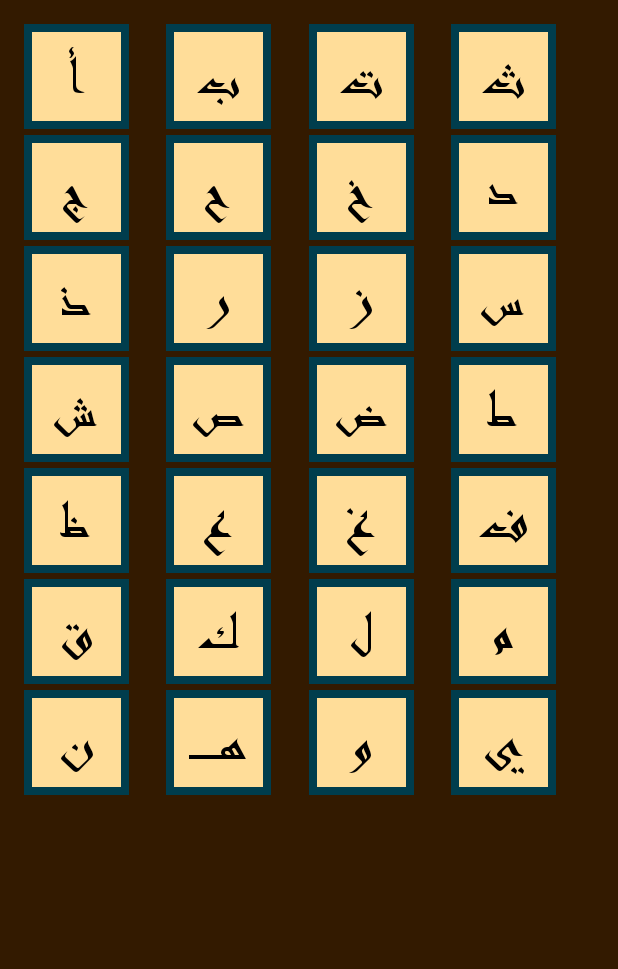
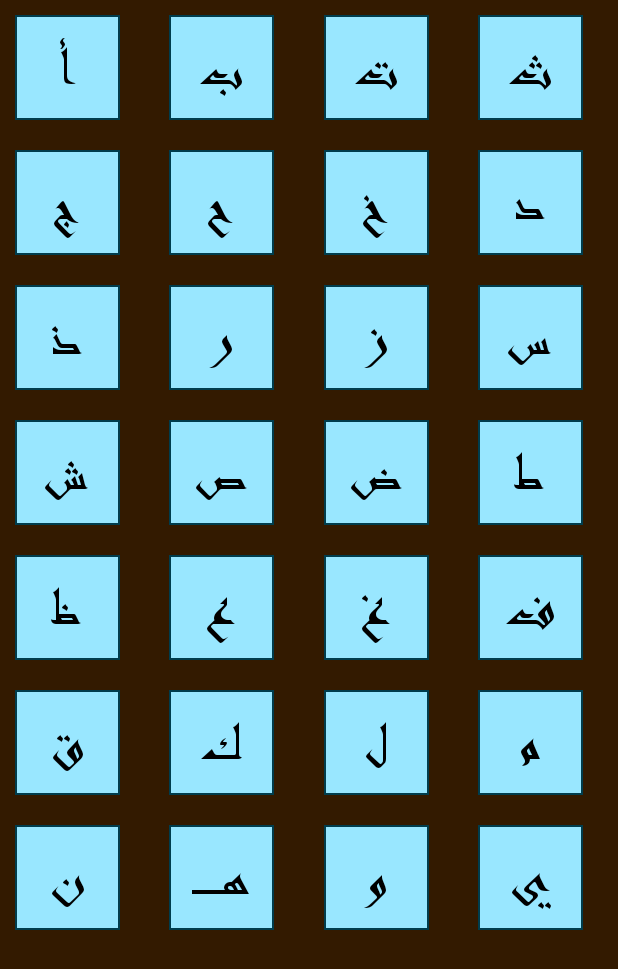
Before and after one commit to FacultyProject/YouLearn, an Android app: the screen it shows after launch (LettersActivity), after a tap on an icon or button, on a phone screen of 412 x 824 dp. Shown: the top 969 px of the screen. Run offline under Robolectric (Android 15) with nearby library versions, the phone set to English and light mode, and no system bars.

Commit message:
change App Color

```diff
--- a/app/src/main/java/com/ourproject/learningapp/adapters/CustomPagerAdapter.java
+++ b/app/src/main/java/com/ourproject/learningapp/adapters/CustomPagerAdapter.java
@@ -23,7 +23,7 @@ public class CustomPagerAdapter extends FragmentPagerAdapter {
 
     private Context context;
 
-    private int [] icons ={R.drawable.book,R.drawable.a,R.drawable.a};
+    private int [] icons ={R.drawable.book,R.drawable.exersiceicon,R.drawable.a};
     private String [] fragments={"fragment 1","fragment 2","fragment 3"};
 
     public CustomPagerAdapter(FragmentManager fm, Context ApplicationContext) {
--- a/app/src/main/java/com/ourproject/learningapp/fragments/ListFragment.java
+++ b/app/src/main/java/com/ourproject/learningapp/fragments/ListFragment.java
@@ -20,8 +20,8 @@ import java.util.List;
  * Created by Mohamed Ali on 3/2/2017.
  */
 public class ListFragment extends Fragment {
-    List<LettersModel>list=new ArrayList<>();
-    String letters[],lettersNamed1[],lettersNamed2[],lettersNamed3[],
+    private List<LettersModel>list=new ArrayList<>();
+    private String letters[],lettersNamed1[],lettersNamed2[],lettersNamed3[],
             lettersImages1[],lettersSounds[],lettersImages2[],lettersImages3[],
             picSounds1[],picSounds3[],picSounds2[];
     @Nullable
--- a/app/src/main/java/com/ourproject/learningapp/fragments/MadLetterFragment.java
+++ b/app/src/main/java/com/ourproject/learningapp/fragments/MadLetterFragment.java
@@ -19,7 +19,7 @@ public class MadLetterFragment extends Fragment {
 
 
     private TextView letterMad,mWord1,mWord2,mWord3,mWord4,mWord5,mWord6;
-    MadModel madModel;
+    private MadModel madModel;
     public MadLetterFragment() {
         // Required empty public constructor
     }
--- a/app/src/main/res/drawable/circle.xml
+++ b/app/src/main/res/drawable/circle.xml
@@ -7,9 +7,10 @@ android:shape="rectangle">
     android:height="60dp"
     android:width="60dp" />
     <solid
-        android:color="#ffdd99"/>
+        android:color="#99e7ff"/>
     <stroke
-        android:width="5dp"
+        android:width="1dp"
         android:color="#003d4d" />
 
+
 </shape>
--- a/app/src/main/res/layout/activity_letter_info.xml
+++ b/app/src/main/res/layout/activity_letter_info.xml
@@ -4,10 +4,7 @@
     android:layout_width="match_parent"
     android:layout_height="match_parent"
     android:background="#331a00"
-    android:paddingBottom="@dimen/activity_vertical_margin"
-    android:paddingLeft="@dimen/activity_horizontal_margin"
-    android:paddingRight="@dimen/activity_horizontal_margin"
-    android:paddingTop="@dimen/activity_vertical_margin"
+
     tools:context="com.ourproject.learningapp.activities.LettersActivity">
     <FrameLayout
         android:id="@+id/fmain2"
--- a/app/src/main/res/layout/activity_letters.xml
+++ b/app/src/main/res/layout/activity_letters.xml
@@ -4,10 +4,7 @@
     android:layout_width="match_parent"
     android:layout_height="match_parent"
     android:background="#331a00"
-    android:paddingBottom="@dimen/activity_vertical_margin"
-    android:paddingLeft="@dimen/activity_horizontal_margin"
-    android:paddingRight="@dimen/activity_horizontal_margin"
-    android:paddingTop="@dimen/activity_vertical_margin"
+
     tools:context="com.ourproject.learningapp.activities.LettersActivity">
     <FrameLayout
         android:id="@+id/fmain1"
--- a/app/src/main/res/layout/app_bar.xml
+++ b/app/src/main/res/layout/app_bar.xml
@@ -1,5 +1,6 @@
 <?xml version="1.0" encoding="utf-8"?>
 <android.support.v7.widget.Toolbar
+    android:elevation="8dp"
     xmlns:app="http://schemas.android.com/apk/res-auto"
     xmlns:android="http://schemas.android.com/apk/res/android"
     android:layout_width="match_parent"
--- a/app/src/main/res/layout/fragment_main.xml
+++ b/app/src/main/res/layout/fragment_main.xml
@@ -16,13 +16,14 @@
 
 
     <android.support.design.widget.TabLayout
+        android:elevation="8dp"
         android:id="@+id/tabLayout"
         android:layout_width="match_parent"
         android:layout_height="wrap_content"
         android:layout_below="@id/app_bar"
         style="@style/MyCustomTabLayout"
         android:layout_centerHorizontal="true"
-        android:background="@color/colorAccent"
+        android:background="@color/colorPrimary"
         app:tabGravity="fill"
         app:tabMode="fixed">
 
--- a/app/src/main/res/layout/row.xml
+++ b/app/src/main/res/layout/row.xml
@@ -2,7 +2,7 @@
 <LinearLayout xmlns:android="http://schemas.android.com/apk/res/android"
     android:orientation="vertical"
     android:layout_width="match_parent"
-    android:layout_marginBottom="4dp"
+    android:layout_margin="10dp"
     android:layout_height="wrap_content">
     <TextView
         android:layout_width="70dp"
--- a/app/src/main/res/values/colors.xml
+++ b/app/src/main/res/values/colors.xml
@@ -1,6 +1,6 @@
 <?xml version="1.0" encoding="utf-8"?>
 <resources>
-    <color name="colorPrimary">#ac7339</color>
-    <color name="colorPrimaryDark">#61421f</color>
+    <color name="colorPrimary">#99e7ff</color>
+    <color name="colorPrimaryDark">#4dc6c4</color>
     <color name="colorAccent">#e6ac00</color>
 </resources>
```
Also changed, not shown: app/src/main/res/drawable/exersiceicon.png (added).
